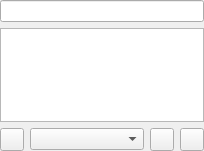
Before: the Qt Designer form gui/librarypage.ui in polpo/cantata-mac, drawn with Qt 5.
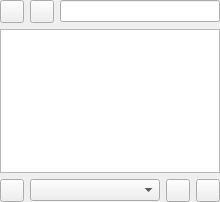
After: the same form once the commit is applied. The open tabs and pages were chosen to show the change. Custom widgets are drawn as their Qt base class.

Commit message: List view for library - styled item delegate todo!!!

Patch:
```diff
--- a/gui/librarypage.ui
+++ b/gui/librarypage.ui
@@ -6,31 +6,72 @@
    <rect>
     <x>0</x>
     <y>0</y>
-    <width>204</width>
-    <height>151</height>
+    <width>220</width>
+    <height>202</height>
    </rect>
   </property>
   <property name="windowTitle">
    <string>Form</string>
   </property>
-  <layout class="QGridLayout" name="gridLayout">
+  <layout class="QGridLayout" name="gridLayout_2">
    <property name="margin">
     <number>0</number>
    </property>
    <item row="0" column="0" colspan="4">
-    <widget class="LineEdit" name="search">
-     <property name="toolTip">
-      <string/>
+    <widget class="QStackedWidget" name="stackedWidget">
+     <property name="currentIndex">
+      <number>0</number>
      </property>
+     <widget class="QWidget" name="page">
+      <layout class="QVBoxLayout" name="verticalLayout">
+       <property name="margin">
+        <number>0</number>
+       </property>
+       <item>
+        <widget class="LineEdit" name="searchTree">
+         <property name="toolTip">
+          <string/>
+         </property>
+        </widget>
+       </item>
+       <item>
+        <widget class="TreeView" name="treeView"/>
+       </item>
+      </layout>
+     </widget>
+     <widget class="QWidget" name="page_2">
+      <layout class="QGridLayout" name="gridLayout">
+       <property name="margin">
+        <number>0</number>
+       </property>
+       <item row="0" column="0">
+        <widget class="QToolButton" name="backButton"/>
+       </item>
+       <item row="0" column="1">
+        <widget class="QToolButton" name="homeButton">
+         <property name="text">
+          <string/>
+         </property>
+        </widget>
+       </item>
+       <item row="0" column="2">
+        <widget class="LineEdit" name="searchList">
+         <property name="toolTip">
+          <string/>
+         </property>
+        </widget>
+       </item>
+       <item row="1" column="0" colspan="3">
+        <widget class="ListView" name="listView"/>
+       </item>
+      </layout>
+     </widget>
     </widget>
    </item>
-   <item row="1" column="0" colspan="4">
-    <widget class="TreeView" name="view"/>
-   </item>
-   <item row="2" column="0">
+   <item row="1" column="0">
     <widget class="QToolButton" name="libraryUpdate"/>
    </item>
-   <item row="2" column="1">
+   <item row="1" column="1">
     <widget class="QComboBox" name="genreCombo">
      <property name="sizePolicy">
       <sizepolicy hsizetype="MinimumExpanding" vsizetype="Fixed">
@@ -40,10 +81,10 @@
      </property>
     </widget>
    </item>
-   <item row="2" column="2">
+   <item row="1" column="2">
     <widget class="QToolButton" name="addToPlaylist"/>
    </item>
-   <item row="2" column="3">
+   <item row="1" column="3">
     <widget class="QToolButton" name="replacePlaylist"/>
    </item>
   </layout>
@@ -59,6 +100,11 @@
    <extends>QTreeView</extends>
    <header>treeview.h</header>
   </customwidget>
+  <customwidget>
+   <class>ListView</class>
+   <extends>QListView</extends>
+   <header>listview.h</header>
+  </customwidget>
  </customwidgets>
  <resources/>
  <connections/>
```
The commit also changes 15 other files.
